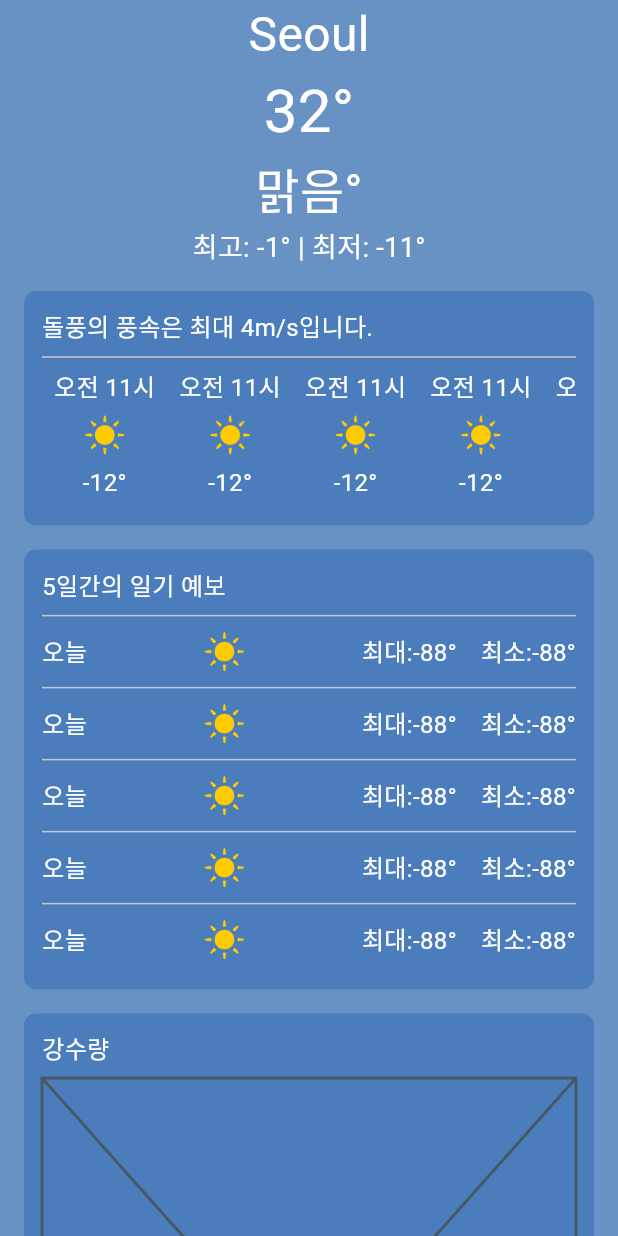
After one commit to constdreamcoder/weather_app_flutter, a Flutter app: the screen it shows after launch, on a phone screen of 412 x 824 dp. The commit adds this screen. Run offline on Flutter 3.47's test engine with Material 3 defaults, Android fonts, the light colour scheme and no system bars.

Commit message:
[Refactor] 가독성 향상을 위한 폴더 구조 정리

```diff
--- a/lib/city_on_map.dart
+++ b/lib/presentation/pages/home/components/city_on_map.dart
@@ -1,5 +1,6 @@
 import 'package:flutter/material.dart';
-import 'package:weather_app_flutter/weather_forecast_frame.dart';
+
+import '../Base/weather_forecast_frame.dart';
 
 class CityOnMap extends StatelessWidget {
   const CityOnMap({super.key});
--- a/lib/current_weather_condition.dart
+++ b/lib/presentation/pages/home/components/current_weather_condition.dart
@@ -1,6 +1,6 @@
 import 'package:flutter/material.dart';
 
-import 'core/theme/constant/app_colors.dart';
+import '../../../../core/theme/constant/app_colors.dart';
 
 class CurrentWeatherCondition extends StatelessWidget {
   const CurrentWeatherCondition({super.key});
--- a/lib/current_weather_forecast.dart
+++ b/lib/presentation/pages/home/components/current_weather_forecast.dart
@@ -1,6 +1,6 @@
 import 'package:flutter/material.dart';
 
-import 'core/theme/constant/app_colors.dart';
+import '../../../../core/theme/constant/app_colors.dart';
 
 class CurrentWeatherForecast extends StatelessWidget {
   const CurrentWeatherForecast({super.key});
--- a/lib/daily_weather_forecast.dart
+++ b/lib/presentation/pages/home/components/daily_weather_forecast.dart
@@ -1,7 +1,7 @@
 import 'package:flutter/material.dart';
-import 'package:weather_app_flutter/weather_forecast_frame.dart';
 
-import 'core/theme/constant/app_colors.dart';
+import '../../../../core/theme/constant/app_colors.dart';
+import '../Base/weather_forecast_frame.dart';
 
 class DailyWeatherForecast extends StatelessWidget {
 
--- a/lib/weekly_weather_forecast.dart
+++ b/lib/presentation/pages/home/components/weekly_weather_forecast.dart
@@ -1,6 +1,7 @@
 import 'package:flutter/material.dart';
 import 'package:weather_app_flutter/core/theme/constant/app_colors.dart';
-import 'package:weather_app_flutter/weather_forecast_frame.dart';
+
+import '../Base/weather_forecast_frame.dart';
 
 class WeeklyWeatherForecast extends StatelessWidget {
   const WeeklyWeatherForecast({super.key});
--- /dev/null
+++ b/lib/presentation/pages/home/main_page.dart
@@ -0,0 +1,33 @@
+import 'package:flutter/material.dart';
+
+import 'components/city_on_map.dart';
+import 'components/current_weather_condition.dart';
+import 'components/current_weather_forecast.dart';
+import 'components/daily_weather_forecast.dart';
+import 'components/weekly_weather_forecast.dart';
+
+class MainPage extends StatelessWidget {
+  const MainPage({super.key});
+
+  @override
+  Widget build(BuildContext context) {
+    return Container(
+      margin: const EdgeInsets.symmetric(horizontal: 16),
+      child: const SingleChildScrollView(
+        child: Column(
+          children: [
+            CurrentWeatherForecast(),
+            SizedBox(height: 16),
+            DailyWeatherForecast(),
+            SizedBox(height: 16),
+            WeeklyWeatherForecast(),
+            SizedBox(height: 16),
+            CityOnMap(),
+            SizedBox(height: 16),
+            CurrentWeatherCondition()
+          ],
+        ),
+      ),
+    );
+  }
+}
```
Also changed, not shown: lib/main.dart (+3 -25 lines), lib/presentation/pages/home/Base/weather_forecast_frame.dart (renamed from lib/weather_forecast_frame.dart).
